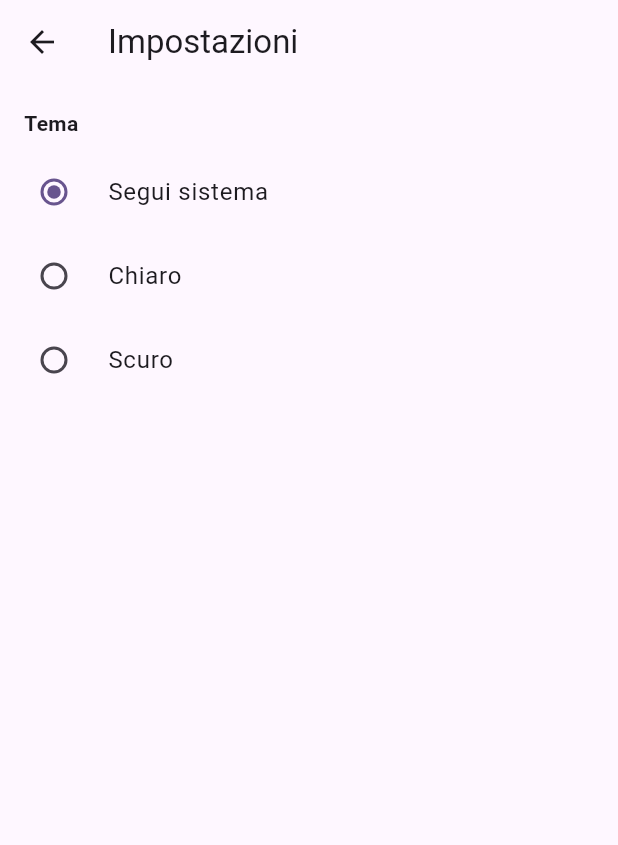
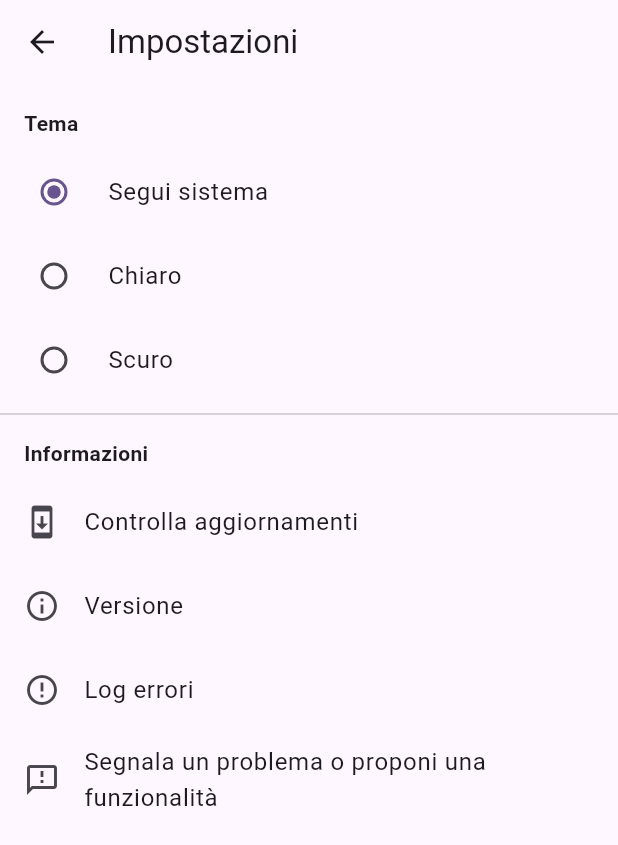
Before and after one commit to napoliste95-develop/stashly, a Flutter app: the SettingsScreen screen opened directly, on a phone screen of 412 x 824 dp. Shown: the top 845 px of the screen. Run offline on Flutter 3.47's test engine with Material 3 defaults, Android fonts, the phone set to English and light mode, and no system bars; our stand-ins replace cloud_firestore, firebase_auth, firebase_core, package_info_plus, shared_preferences; missing offline and left inert: receive_sharing_intent; accounts and stored records are empty; network calls fail.

Commit message:
v1.6.0: impostazioni consolidate, form segnalazioni, colori categoria univoci

```diff
--- a/lib/screens/settings_screen.dart
+++ b/lib/screens/settings_screen.dart
@@ -1,9 +1,38 @@
 import 'package:flutter/material.dart';
 
 import '../services/theme_service.dart';
+import '../services/update_service.dart';
+import '../widgets/update_dialog.dart';
+import 'error_log_screen.dart';
+import 'feedback_screen.dart';
+import 'version_screen.dart';
 
-class SettingsScreen extends StatelessWidget {
+class SettingsScreen extends StatefulWidget {
   const SettingsScreen({super.key});
+
+  @override
+  State<SettingsScreen> createState() => _SettingsScreenState();
+}
+
+class _SettingsScreenState extends State<SettingsScreen> {
+  bool _checkingUpdate = false;
+
+  Future<void> _checkForUpdate() async {
+    setState(() => _checkingUpdate = true);
+    try {
+      final info = await UpdateService().checkForUpdate();
+      if (!mounted) return;
+      if (info == null) {
+        ScaffoldMessenger.of(context).showSnackBar(
+          const SnackBar(content: Text('Hai già la versione più recente.')),
+        );
+      } else {
+        await showUpdateDialog(context, info);
+      }
+    } finally {
+      if (mounted) setState(() => _checkingUpdate = false);
+    }
+  }
 
   @override
   Widget build(BuildContext context) {
@@ -33,6 +62,46 @@ class SettingsScreen extends StatelessWidget {
                   title: Text('Scuro'),
                   value: ThemeMode.dark,
                 ),
+                const Divider(),
+                const Padding(
+                  padding: EdgeInsets.fromLTRB(16, 8, 16, 8),
+                  child: Text('Informazioni', style: TextStyle(fontWeight: FontWeight.bold)),
+                ),
+                ListTile(
+                  leading: _checkingUpdate
+                      ? const SizedBox(
+                          width: 24,
+                          height: 24,
+                          child: CircularProgressIndicator(strokeWidth: 2),
+                        )
+                      : const Icon(Icons.system_update_outlined),
+                  title: const Text('Controlla aggiornamenti'),
+                  onTap: _checkingUpdate ? null : _checkForUpdate,
+                ),
+                ListTile(
+                  leading: const Icon(Icons.info_outline),
+                  title: const Text('Versione'),
+                  onTap: () => Navigator.push(
+                    context,
+                    MaterialPageRoute(builder: (_) => const VersionScreen()),
+                  ),
+                ),
+                ListTile(
+                  leading: const Icon(Icons.error_outline),
+                  title: const Text('Log errori'),
+                  onTap: () => Navigator.push(
+                    context,
+                    MaterialPageRoute(builder: (_) => const ErrorLogScreen()),
+                  ),
+                ),
+                ListTile(
+                  leading: const Icon(Icons.feedback_outlined),
+                  title: const Text('Segnala un problema o proponi una funzionalità'),
+                  onTap: () => Navigator.push(
+                    context,
+                    MaterialPageRoute(builder: (_) => const FeedbackScreen()),
+                  ),
+                ),
               ],
             ),
           );
--- a/pubspec.yaml
+++ b/pubspec.yaml
@@ -16,7 +16,7 @@ publish_to: 'none' # Remove this line if you wish to publish to pub.dev
 # https://developer.apple.com/library/archive/documentation/General/Reference/InfoPlistKeyReference/Articles/CoreFoundationKeys.html
 # In Windows, build-name is used as the major, minor, and patch parts
 # of the product and file versions while build-number is used as the build suffix.
-version: 1.5.0+5
+version: 1.6.0+6
 
 environment:
   sdk: ^3.12.2
```
Also changed, not shown: lib/screens/category_management_screen.dart (+15 -3 lines), lib/screens/feedback_screen.dart (added, +102 -0 lines), lib/screens/home_screen.dart (+0 -35 lines), lib/services/firestore_service.dart (+33 -4 lines), public/version.json (+4 -4 lines), 1 other file.
